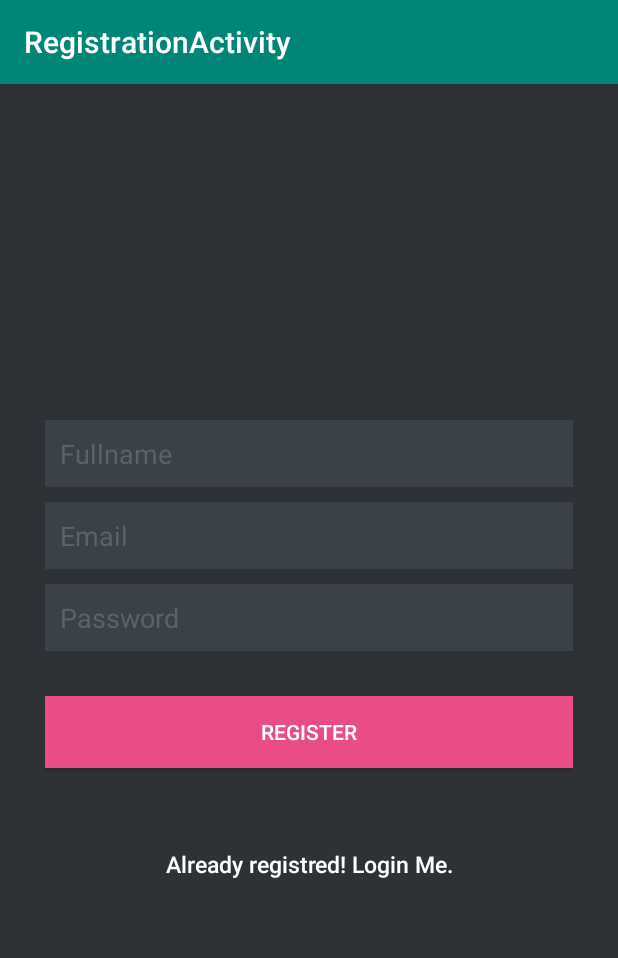
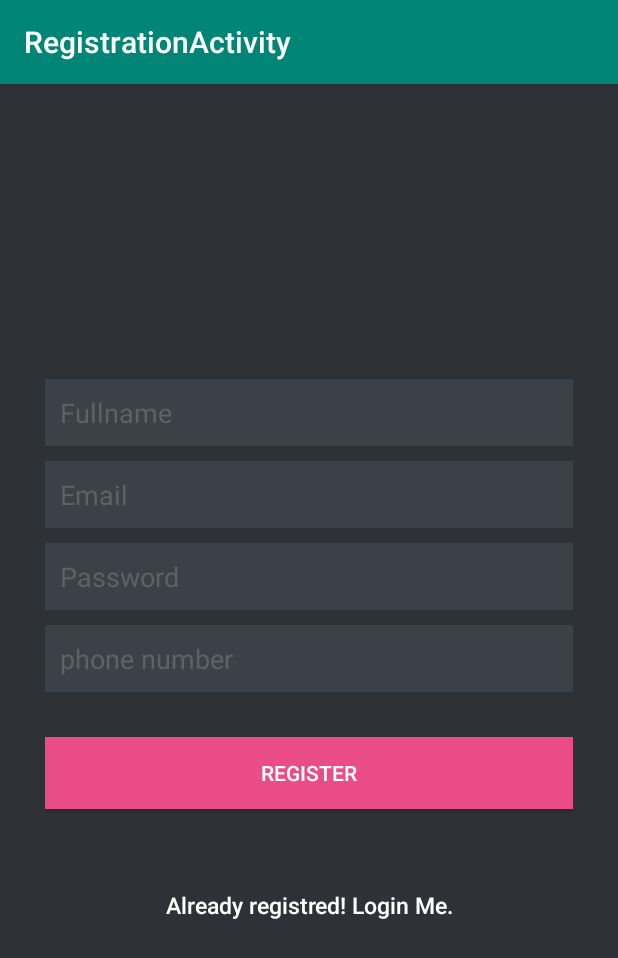
Before and after one commit to kranthi0987/Laravel, an Android app: the RegistrationActivity screen opened directly, with no data from a screen before it, after a tap on "REGISTER", on a phone screen of 412 x 824 dp. Shown: the top 958 px of the screen. Run offline under Robolectric (Android 15) with nearby library versions, the phone set to English and light mode, and no system bars; our stand-ins replace RxJava; libraries missing offline, so code that uses them is left out: com.basgeekball.awesomevalidation; 1 statement that could not run was skipped.

Commit message:
Registration elements added

```diff
--- a/app/src/main/java/com/sanjay/laravel/RegistrationActivity.java
+++ b/app/src/main/java/com/sanjay/laravel/RegistrationActivity.java
@@ -11,8 +11,8 @@ import android.widget.EditText;
 import android.widget.Toast;
 import com.basgeekball.awesomevalidation.AwesomeValidation;
 import com.basgeekball.awesomevalidation.ValidationStyle;
-import com.sanjay.laravel.models.RegisterRequest;
-import com.sanjay.laravel.models.RegisterSuccessResponse;
+import com.sanjay.laravel.models.registrationModel.RegisterRequest;
+import com.sanjay.laravel.models.registrationModel.RegisterSuccessResponse;
 import com.sanjay.laravel.retroFit.ApiClient;
 import com.sanjay.laravel.retroFit.ApiInterface;
 import com.sanjay.laravel.utils.SessionManager;
@@ -36,6 +36,7 @@ public class RegistrationActivity extends AppCompatActivity {
     private EditText inputFullName;
     private EditText inputEmail;
     private EditText inputPassword;
+    private EditText inputnumber;
     private ProgressDialog pDialog;
     private SessionManager session;
     String[] domain = null;
@@ -53,6 +54,7 @@ public class RegistrationActivity extends AppCompatActivity {
         inputFullName = findViewById(R.id.name);
         inputEmail = findViewById(R.id.email);
         inputPassword = findViewById(R.id.password);
+        inputnumber = findViewById(R.id.user_number);
         btnRegister = findViewById(R.id.btnRegister);
         btnLinkToLogin = findViewById(R.id.btnLinkToLoginScreen);
 
@@ -90,9 +92,10 @@ public class RegistrationActivity extends AppCompatActivity {
                 String name = inputFullName.getText().toString().trim();
                 String email = inputEmail.getText().toString().trim();
                 String password = inputPassword.getText().toString().trim();
+                String user_number = inputnumber.getText().toString().trim();
                 domain = email.split(Pattern.quote("@"));
-                if (!name.isEmpty() && !email.isEmpty() && !password.isEmpty()) {
-                    Registercall(name, email, password);
+                if (!name.isEmpty() && !email.isEmpty() && !password.isEmpty() && !user_number.isEmpty()) {
+                    Registercall(name, email, password, user_number);
                 } else {
                     Toast.makeText(getApplicationContext(),
                             "Please enter your details!", Toast.LENGTH_LONG)
@@ -114,7 +117,7 @@ public class RegistrationActivity extends AppCompatActivity {
 
     }
 
-    public void Registercall(String name, String email, String password) {
+    public void Registercall(String name, String email, String password, String number) {
 
         apiInterface = ApiClient.getApiClient().create(ApiInterface.class);
         final ProgressDialog progressDoalog;
@@ -125,10 +128,11 @@ public class RegistrationActivity extends AppCompatActivity {
         progressDoalog.show();
 
         RegisterRequest registerRequest = new RegisterRequest();
-        registerRequest.setName(name);
+        registerRequest.setUserName(name);
         registerRequest.setEmail(email);
         registerRequest.setPassword(password);
         registerRequest.setPasswordConfirmation(password);
+        registerRequest.setUserPhoneNumber(number);
 
 
         Observable<RegisterSuccessResponse> observable = apiInterface.REGISTER_SUCCESS_RESPONSE_OBSERVABLE(registerRequest)
--- a/app/src/main/java/com/sanjay/laravel/models/RegisterSuccessResponse.java
+++ b/app/src/main/java/com/sanjay/laravel/models/registrationModel/RegisterSuccessResponse.java
@@ -1,4 +1,4 @@
-package com.sanjay.laravel.models;
+package com.sanjay.laravel.models.registrationModel;
 
 import com.google.gson.annotations.Expose;
 import com.google.gson.annotations.SerializedName;
--- a/app/src/main/res/layout/content_registration.xml
+++ b/app/src/main/res/layout/content_registration.xml
@@ -62,6 +62,20 @@
                 android:textColor="@color/input_register"
                 android:textColorHint="@color/input_register_hint" />
 
+            <EditText
+                android:id="@+id/user_number"
+                android:layout_width="fill_parent"
+                android:layout_height="wrap_content"
+                android:layout_marginBottom="10dp"
+                android:background="@color/input_register_bg"
+                android:hint="@string/phone_number"
+                android:inputType="phone"
+                android:padding="10dp"
+                android:singleLine="true"
+                android:textColor="@color/input_register"
+                android:textColorHint="@color/input_register_hint" />
+
+
             <!-- Login Button -->
 
             <Button
--- a/app/src/main/res/values/strings.xml
+++ b/app/src/main/res/values/strings.xml
@@ -49,4 +49,5 @@
     <string name="play_again">Play Again</string>
     <string name="productimages">productImages</string>
     <string name="logout">Logout</string>
+    <string name="phone_number">phone number</string>
 </resources>
```
Also changed, not shown: app/src/main/java/com/sanjay/laravel/models/registrationModel/RegisterRequest.java (renamed from app/src/main/java/com/sanjay/laravel/models/RegisterRequest.java, +18 -7 lines), app/src/main/java/com/sanjay/laravel/retroFit/ApiInterface.java (+6 -1 lines).
